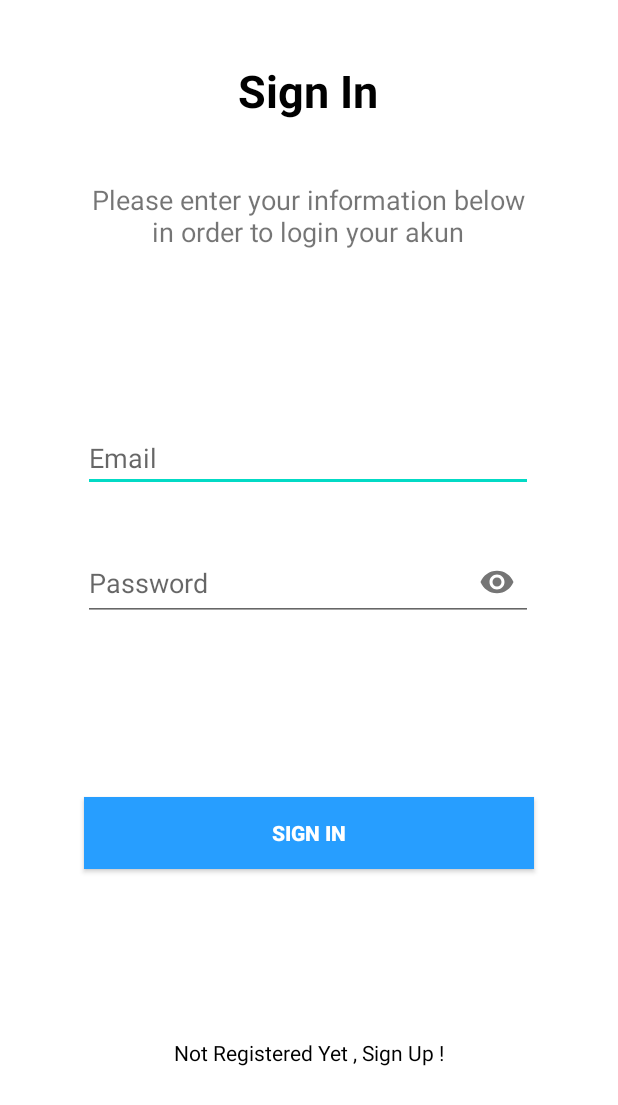
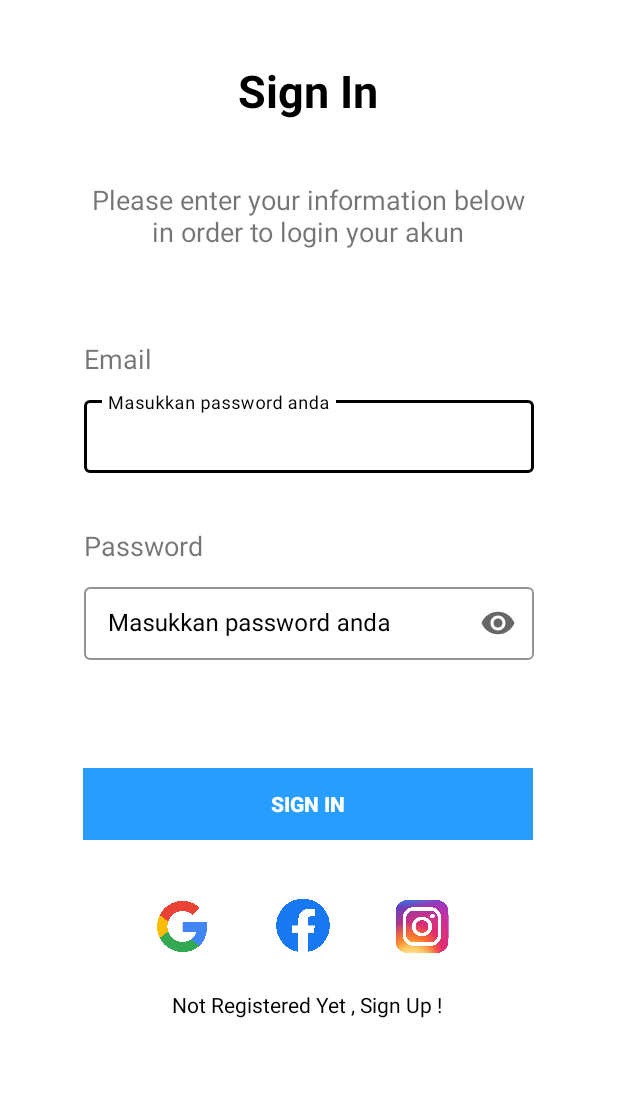
Before and after one commit to Wahyu2003/MyApps, an Android app: the layout activity_sign_in.xml on its own in the app's theme, with its tools: preview values and no code run, on a phone screen of 412 x 824 dp. Shown: the top 1105 px of the screen. Run offline under Robolectric (Android 15) with nearby library versions, the phone set to English and light mode, and no system bars.

Commit message:
login
perubahan ui

```diff
--- a/app/src/main/java/com/Try/MyApps/SignInActivity.kt
+++ b/app/src/main/java/com/Try/MyApps/SignInActivity.kt
@@ -22,6 +22,7 @@ class SignInActivity : AppCompatActivity() {
         // Use view binding to inflate the layout and set the content view
         binding = ActivitySignInBinding.inflate(layoutInflater)
         setContentView(binding.root)
+        supportActionBar?.hide()
         val registerhref = findViewById<TextView>(R.id.RegisterText)
         registerhref.setOnClickListener {
             val intent = Intent(this, SignUpActivity::class.java)
@@ -34,8 +35,8 @@ class SignInActivity : AppCompatActivity() {
 
         // Add a click listener for the login button that will call the loginUser method with the email and password from the EditTexts
         binding.loginbutton.setOnClickListener {
-            val email = binding.email.text.toString()
-            val password = binding.password.text.toString()
+            val email = binding.inputemail.text.toString()
+            val password = binding.inputPass.text.toString()
 
             val emailPattern = "[a-zA-Z0-9._-]+@[a-z]+\\.+[a-z]+".toRegex()
 
--- a/app/src/main/java/com/Try/MyApps/SignUpActivity.kt
+++ b/app/src/main/java/com/Try/MyApps/SignUpActivity.kt
@@ -28,6 +28,7 @@ class SignUpActivity : AppCompatActivity() {
         FirebaseApp.initializeApp(this)
         super.onCreate(savedInstanceState)
         setContentView(R.layout.activity_sign_up)
+        supportActionBar?.hide()
         val Loginhref = findViewById<TextView>(R.id.LoginText)
         Loginhref.setOnClickListener {
             val intent = Intent(this, SignInActivity::class.java)
--- a/app/src/main/res/drawable/eyes.xml
+++ b/app/src/main/res/drawable/eyes.xml
@@ -1,4 +1,4 @@
-<vector android:height="24dp" android:tint="#000000"
+<vector android:height="24dp" android:tint="#ffffff"
     android:viewportHeight="24" android:viewportWidth="24"
     android:width="24dp" xmlns:android="http://schemas.android.com/apk/res/android">
     <path android:fillColor="@android:color/white" android:pathData="M12,4.5C7,4.5 2.73,7.61 1,12c1.73,4.39 6,7.5 11,7.5s9.27,-3.11 11,-7.5c-1.73,-4.39 -6,-7.5 -11,-7.5zM12,17c-2.76,0 -5,-2.24 -5,-5s2.24,-5 5,-5 5,2.24 5,5 -2.24,5 -5,5zM12,9c-1.66,0 -3,1.34 -3,3s1.34,3 3,3 3,-1.34 3,-3 -1.34,-3 -3,-3z"/>
--- a/app/src/main/res/layout/activity_sign_in.xml
+++ b/app/src/main/res/layout/activity_sign_in.xml
@@ -6,47 +6,62 @@
     android:layout_height="match_parent"
     tools:context=".SignInActivity">
 
-
-    <EditText
+    <com.google.android.material.textfield.TextInputLayout
+        style="@style/LoginTextInputLayoutStyle"
+        android:textColorHint="@color/black"
+        app:boxStrokeColor="@color/black"
+        app:hintTextColor="@color/black"
+        app:boxBackgroundColor="@color/white"
         android:id="@+id/email"
         android:layout_width="300dp"
+        android:layout_marginTop="10dp"
         android:layout_height="wrap_content"
-        android:layout_marginTop="112dp"
-        android:ems="10"
-        android:hint="Email"
-        android:inputType="text"
+        android:layout_marginStart="40dp"
+        android:layout_marginEnd="40dp"
+        app:passwordToggleDrawable="@drawable/eyes"
+        app:passwordToggleTint="@color/black"
         app:layout_constraintEnd_toEndOf="parent"
-        app:layout_constraintHorizontal_bias="0.495"
         app:layout_constraintStart_toStartOf="parent"
-        app:layout_constraintTop_toBottomOf="@+id/textView5" />
+        app:layout_constraintTop_toBottomOf="@+id/Textemail">
+        <com.google.android.material.textfield.TextInputEditText
+            android:id="@+id/inputemail"
+            android:layout_width="match_parent"
+            android:layout_height="wrap_content"
+            android:textColorHint="@color/black"
+            android:hint="Masukkan password anda"
+            android:inputType="text"
+            android:textColor="@color/black"
+            tools:layout_editor_absoluteX="35dp"
+            tools:layout_editor_absoluteY="358dp" />
+    </com.google.android.material.textfield.TextInputLayout>
+
 
     <androidx.appcompat.widget.AppCompatButton
         android:id="@+id/loginbutton"
         android:layout_width="300dp"
         android:layout_height="wrap_content"
         android:layout_marginHorizontal="16dp"
+        android:layout_marginTop="72dp"
         android:background="@color/blue"
         android:text="Sign In"
         android:textColor="@color/white"
         android:textStyle="bold"
-        app:layout_constraintBottom_toBottomOf="parent"
         app:layout_constraintEnd_toEndOf="parent"
+        app:layout_constraintHorizontal_bias="0.495"
         app:layout_constraintStart_toStartOf="parent"
-        app:layout_constraintTop_toBottomOf="@+id/password"
-        app:layout_constraintVertical_bias="0.324" />
+        app:layout_constraintTop_toBottomOf="@+id/passwordLayout" />
 
     <TextView
         android:id="@+id/RegisterText"
         android:layout_width="wrap_content"
         android:layout_height="wrap_content"
+        android:layout_marginTop="100dp"
         android:text="Not Registered Yet , Sign Up !"
         android:textColor="@color/black"
-        app:layout_constraintBottom_toBottomOf="parent"
         app:layout_constraintEnd_toEndOf="parent"
-        app:layout_constraintHorizontal_bias="0.5"
+        app:layout_constraintHorizontal_bias="0.497"
         app:layout_constraintStart_toStartOf="parent"
         app:layout_constraintTop_toBottomOf="@+id/loginbutton" />
-
 
     <TextView
         android:id="@+id/textView2"
@@ -73,34 +88,98 @@
         app:layout_constraintEnd_toEndOf="parent"
         app:layout_constraintHorizontal_bias="0.495"
         app:layout_constraintStart_toStartOf="parent"
-        app:layout_constraintTop_toBottomOf="@+id/textView2" />
+        app:layout_constraintTop_toBottomOf="@+id/textView2">
+
+
+    </TextView>
 
     <com.google.android.material.textfield.TextInputLayout
-        android:id="@+id/textInputLayoutPassword"
-        android:layout_width="300dp"
-        android:layout_height="50dp"
-        app:layout_constraintEnd_toEndOf="@+id/password"
-        app:layout_constraintHorizontal_bias="1.0"
-        app:layout_constraintStart_toStartOf="@+id/password"
-        app:layout_constraintTop_toTopOf="@+id/password"
-        app:passwordToggleDrawable="@drawable/eyes"
-        app:passwordToggleEnabled="true">
-
-    </com.google.android.material.textfield.TextInputLayout>
+        style="@style/LoginTextInputLayoutStyle"
+        android:textColorHint="@color/black"
+        app:boxStrokeColor="@color/black"
+        app:hintTextColor="@color/black"
+    app:boxBackgroundColor="@color/white"
+    android:id="@+id/passwordLayout"
+    android:layout_width="300dp"
+    android:layout_marginTop="10dp"
+    android:layout_height="wrap_content"
+    android:layout_marginStart="40dp"
+    android:layout_marginEnd="40dp"
+    app:endIconMode="password_toggle"
+    app:passwordToggleDrawable="@drawable/eyes"
+    app:passwordToggleTint="@color/black"
+    app:layout_constraintEnd_toEndOf="parent"
+    app:layout_constraintStart_toStartOf="parent"
+    app:layout_constraintTop_toBottomOf="@+id/TextPassword">
 
     <com.google.android.material.textfield.TextInputEditText
-        android:id="@+id/password"
-        android:layout_width="300dp"
-        android:layout_height="50dp"
+        android:id="@+id/inputPass"
+        android:layout_width="match_parent"
+        android:layout_height="wrap_content"
+        android:textColorHint="@color/black"
+        android:hint="Masukkan password anda"
+        android:textColor="@color/black"
+        android:inputType="textPassword"
+        tools:layout_editor_absoluteX="35dp"
+        tools:layout_editor_absoluteY="358dp" />
+</com.google.android.material.textfield.TextInputLayout>
+
+    <TextView
+        android:id="@+id/Textemail"
+        android:layout_width="wrap_content"
+        android:layout_height="wrap_content"
+        android:layout_marginTop="56dp"
+        android:text="Email"
+        android:textSize="18sp"
+        app:layout_constraintEnd_toEndOf="parent"
+        app:layout_constraintHorizontal_bias="0.152"
+        app:layout_constraintStart_toStartOf="parent"
+        app:layout_constraintTop_toBottomOf="@+id/textView5" />
+
+    <TextView
+        android:id="@+id/TextPassword"
+        android:layout_width="wrap_content"
+        android:layout_height="wrap_content"
         android:layout_marginTop="36dp"
-        android:drawablePadding="15dp"
-        android:hint="Password"
-        android:imeOptions="actionNext"
-        android:inputType="textPassword"
+        android:text="Password"
+        android:textSize="18sp"
         app:layout_constraintEnd_toEndOf="parent"
-        app:layout_constraintHorizontal_bias="0.495"
+        app:layout_constraintHorizontal_bias="0.169"
         app:layout_constraintStart_toStartOf="parent"
         app:layout_constraintTop_toBottomOf="@+id/email" />
 
+    <ImageView
+        android:id="@+id/imageView2"
+        android:layout_width="100dp"
+        android:layout_height="35dp"
+        android:layout_marginTop="40dp"
+        app:layout_constraintEnd_toEndOf="parent"
+        app:layout_constraintHorizontal_bias="0.228"
+        app:layout_constraintStart_toStartOf="parent"
+        app:layout_constraintTop_toBottomOf="@+id/loginbutton"
+        app:srcCompat="@drawable/google" />
+
+    <ImageView
+        android:id="@+id/imageView3"
+        android:layout_width="100dp"
+        android:layout_height="50dp"
+        android:layout_marginTop="32dp"
+        app:layout_constraintEnd_toEndOf="parent"
+        app:layout_constraintHorizontal_bias="0.488"
+        app:layout_constraintStart_toStartOf="parent"
+        app:layout_constraintTop_toBottomOf="@+id/loginbutton"
+        app:srcCompat="@drawable/facebook" />
+
+    <ImageView
+        android:id="@+id/imageView4"
+        android:layout_width="100dp"
+        android:layout_height="35dp"
+        android:layout_marginTop="40dp"
+        app:layout_constraintEnd_toEndOf="parent"
+        app:layout_constraintHorizontal_bias="0.742"
+        app:layout_constraintStart_toStartOf="parent"
+        app:layout_constraintTop_toBottomOf="@+id/loginbutton"
+        app:srcCompat="@drawable/instagram" />
+
 
 </androidx.constraintlayout.widget.ConstraintLayout>
--- a/app/src/main/res/values/themes.xml
+++ b/app/src/main/res/values/themes.xml
@@ -12,6 +12,10 @@
         <!-- Status bar color. -->
         <item name="android:statusBarColor" tools:targetApi="21">?attr/colorPrimaryVariant</item>
         <!-- Customize your theme here. -->
+    </style>
+    <style name="stroke_textField" parent="Widget.MaterialComponents.TextInputLayout.OutlinedBox"/>
+    <style name="LoginTextInputLayoutStyle" parent="Widget.MaterialComponents.TextInputLayout.OutlinedBox.Dense">
+        <item name="colorAccent">@color/white</item>
 
     </style>
 </resources>
```
Also changed, not shown: app/src/main/res/drawable/facebook.png (added), app/src/main/res/drawable/google.png (added), app/src/main/res/drawable/instagram.png (added).
